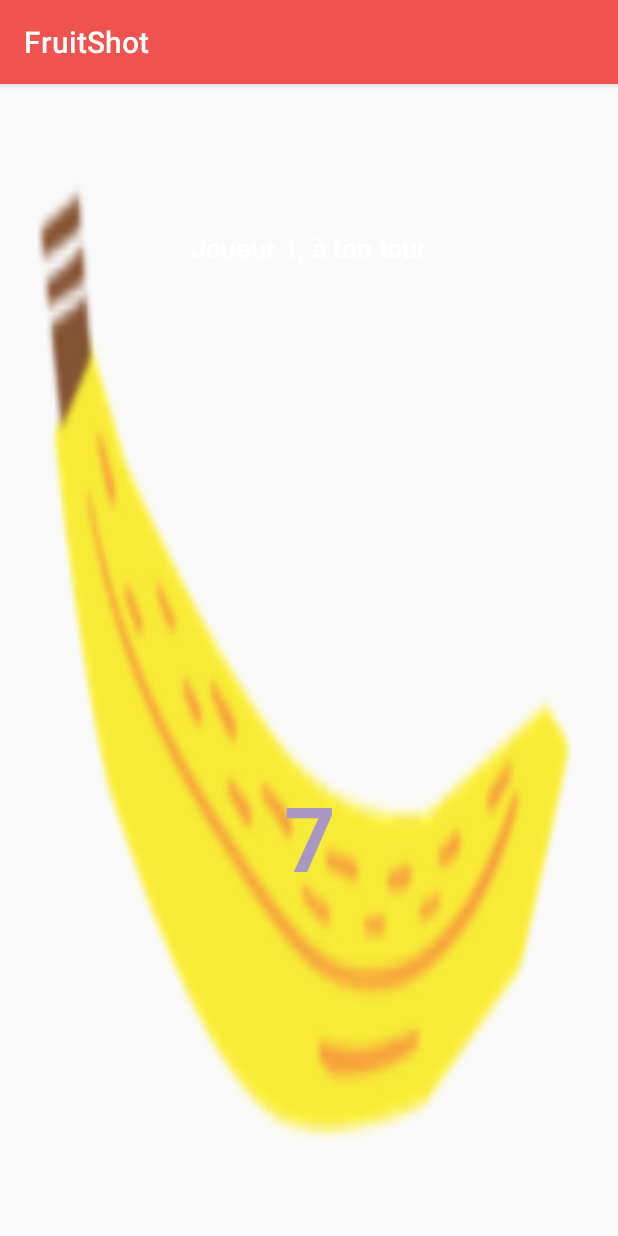
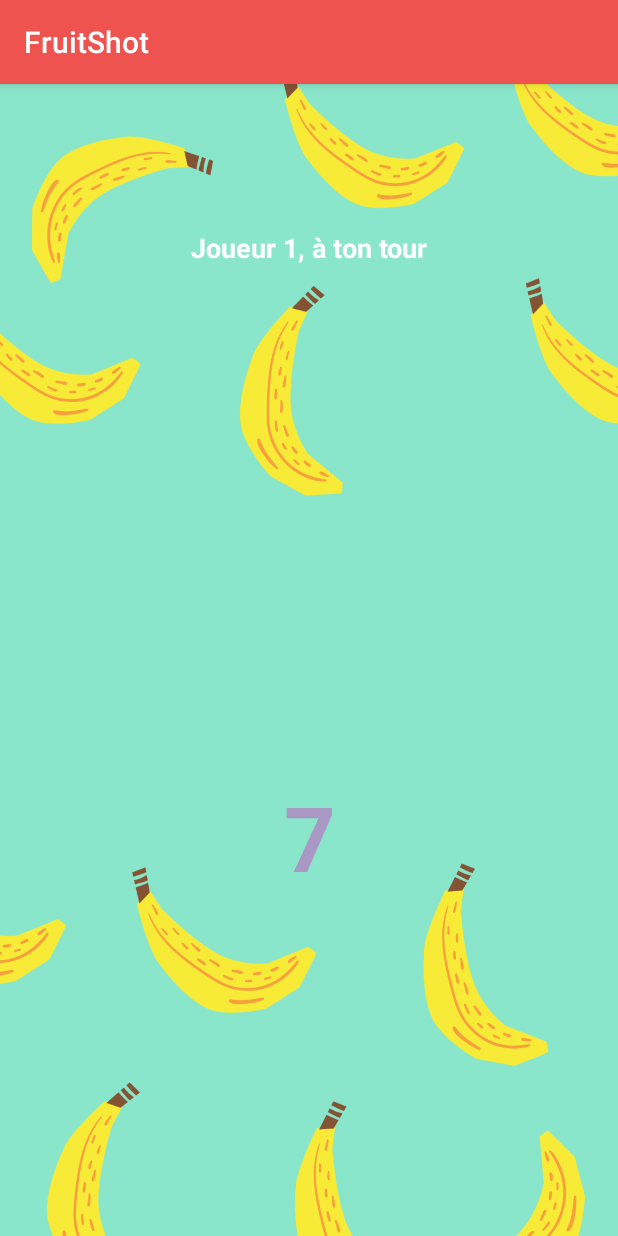
Before and after one commit to apozel/FruitShot, an Android app: the JusFruitActivity screen opened directly, with no data from a screen before it, on a phone screen of 412 x 824 dp. Run offline under Robolectric (Android 15) with nearby library versions, the phone set to English and light mode, and no system bars; our stand-ins replace Firebase (no records; nobody signed in at launch, a user with empty details on screens opened directly); Roboto replaces fonts that are not available here; 2 statements that could not run were skipped.

Commit message:
ajout jus du fruit

```diff
--- a/app/src/main/res/layout/activity_choix_jeu.xml
+++ b/app/src/main/res/layout/activity_choix_jeu.xml
@@ -4,6 +4,7 @@
     xmlns:tools="http://schemas.android.com/tools"
     android:layout_width="match_parent"
     android:layout_height="match_parent"
+    android:background="@drawable/peach"
     tools:context=".ChoixJeuActivity">
 
     <ImageView
--- a/app/src/main/res/layout/activity_jus_fruit.xml
+++ b/app/src/main/res/layout/activity_jus_fruit.xml
@@ -4,7 +4,7 @@
     xmlns:tools="http://schemas.android.com/tools"
     android:layout_width="match_parent"
     android:layout_height="match_parent"
-    android:background="@drawable/realbanana"
+    android:background="@drawable/banana"
     android:orientation="vertical">
 
     <TextView
```
Also changed, not shown: app/src/main/res/drawable/peach.png (added).
